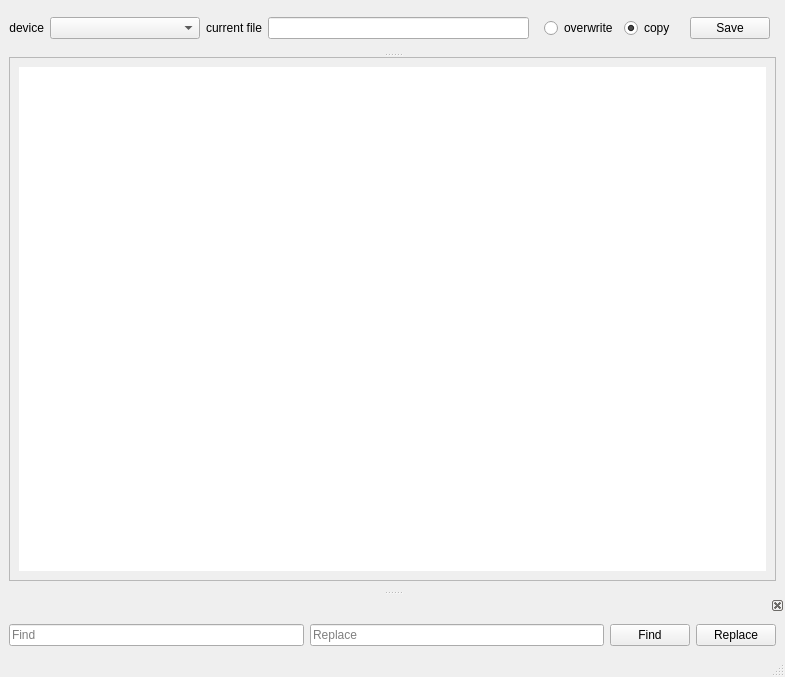
Old version of the form CNC_TOOLBOX/gui/mainwindow.ui in the repository MrSamuelLaw/CNC_TOOLBOX.
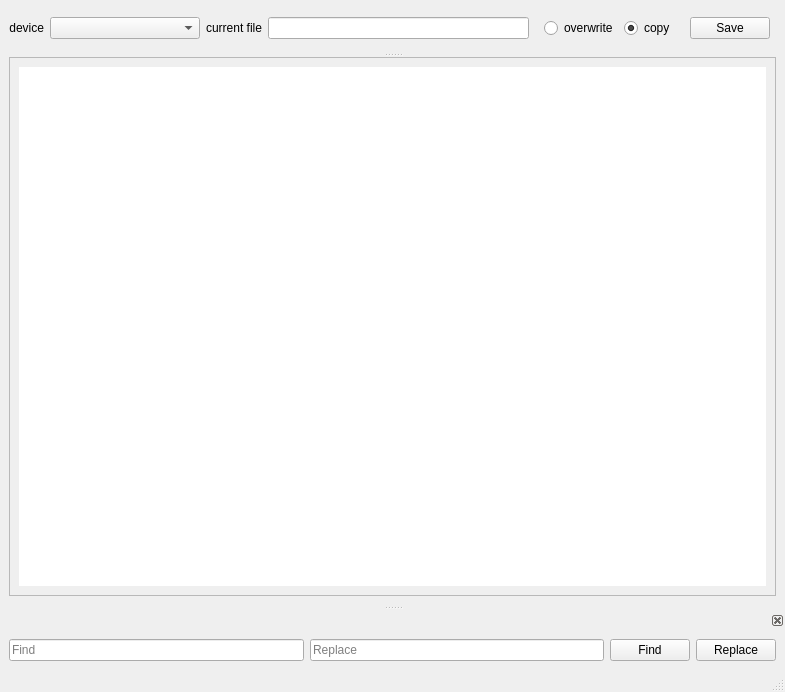
New version of the form.

The edit to the form file:
```diff
--- a/CNC_TOOLBOX/gui/mainwindow.ui
+++ b/CNC_TOOLBOX/gui/mainwindow.ui
@@ -7,7 +7,7 @@
     <x>0</x>
     <y>0</y>
     <width>785</width>
-    <height>677</height>
+    <height>692</height>
    </rect>
   </property>
   <property name="windowTitle">
@@ -128,7 +128,7 @@
           <x>0</x>
           <y>0</y>
           <width>761</width>
-          <height>441</height>
+          <height>426</height>
          </rect>
         </property>
         <layout class="QGridLayout" name="gridLayout_5">
@@ -179,6 +179,9 @@
    <property name="allowedAreas">
     <set>Qt::BottomDockWidgetArea|Qt::TopDockWidgetArea</set>
    </property>
+   <property name="windowTitle">
+    <string notr="true"/>
+   </property>
    <attribute name="dockWidgetArea">
     <number>8</number>
    </attribute>
```
Left out of the diff: 166 changed lines with no effect on the pictures.
